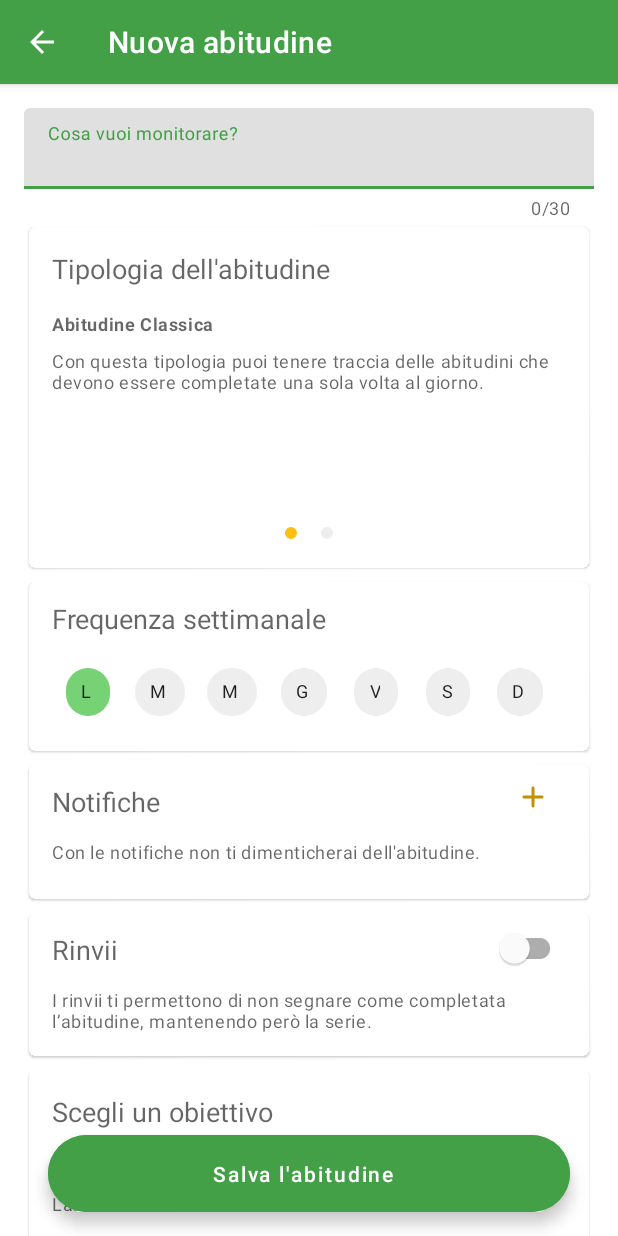
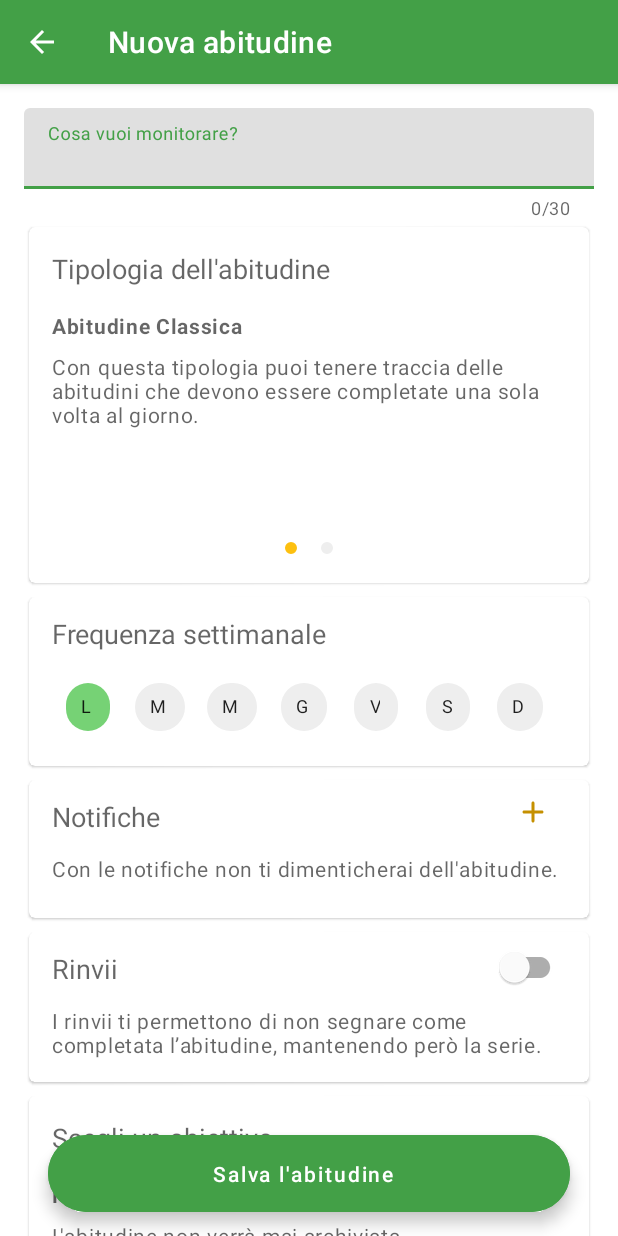
Before and after one commit to Juuzen/Sprout, an Android app: the GoalFragment screen opened directly, with no data from a screen before it, on a phone screen of 412 x 824 dp. Run offline under Robolectric (Android 15) with nearby library versions, the phone set to English and light mode, and no system bars; libraries missing offline, so code that uses them is left out: com.shawnlin.numberpicker; plain views replace NumberPicker; 1 statement that could not run was skipped.

Commit message:
Increased text size

```diff
--- a/app/src/main/res/layout/fragment_goal.xml
+++ b/app/src/main/res/layout/fragment_goal.xml
@@ -23,7 +23,7 @@
         <androidx.viewpager2.widget.ViewPager2
             android:id="@+id/cardViewPager"
             android:layout_width="match_parent"
-            android:layout_height="130dp" />
+            android:layout_height="150dp" />
 
         <com.google.android.material.tabs.TabLayout
             android:id="@+id/viewPagerDots"
--- a/app/src/main/res/layout/fragment_goal_deadline.xml
+++ b/app/src/main/res/layout/fragment_goal_deadline.xml
@@ -11,7 +11,7 @@
         android:text="@string/goal_deadline_subtitle" />
 
     <TextView
-        android:layout_marginBottom="16dp"
+        android:layout_marginBottom="8dp"
         style="@style/SproutInfo"
         android:text="@string/goal_deadline_info" />
 
--- a/app/src/main/res/layout/fragment_habit_type.xml
+++ b/app/src/main/res/layout/fragment_habit_type.xml
@@ -23,7 +23,7 @@
         <androidx.viewpager2.widget.ViewPager2
             android:id="@+id/habitTypeViewPager"
             android:layout_width="match_parent"
-            android:layout_height="140dp" />
+            android:layout_height="150dp" />
 
         <com.google.android.material.tabs.TabLayout
             android:id="@+id/habitTypeViewPagerDots"
--- a/app/src/main/res/values/styles.xml
+++ b/app/src/main/res/values/styles.xml
@@ -28,17 +28,16 @@
         <item name="android:layout_weight">1</item>
     </style>
 
-    <style name="SproutBoldSubtitle">
-        <item name="android:layout_width">match_parent</item>
-        <item name="android:layout_height">wrap_content</item>
-        <item name="android:textAppearance">@style/TextAppearance.MaterialComponents.Caption</item>
-        <item name="android:textStyle">bold</item>
-    </style>
-
     <style name="SproutInfo">
         <item name="android:layout_width">wrap_content</item>
         <item name="android:layout_height">wrap_content</item>
+        <item name="android:textSize">14sp</item>
         <item name="android:textAppearance">@style/TextAppearance.MaterialComponents.Caption</item>
+    </style>
+
+    <style name="SproutBoldSubtitle" parent="SproutInfo">
+        <item name="android:layout_width">match_parent</item>
+        <item name="android:textStyle">bold</item>
     </style>
 
     <style name="SproutChip" parent="Widget.MaterialComponents.Chip.Entry">
@@ -75,6 +74,7 @@
 
     </style>
 
+    <!-- FAB MainActivity -->
     <style name="FabDiamondOverlay" parent="">
         <item name="cornerFamily">cut</item>
         <item name="cornerSize">8dp</item>
```
